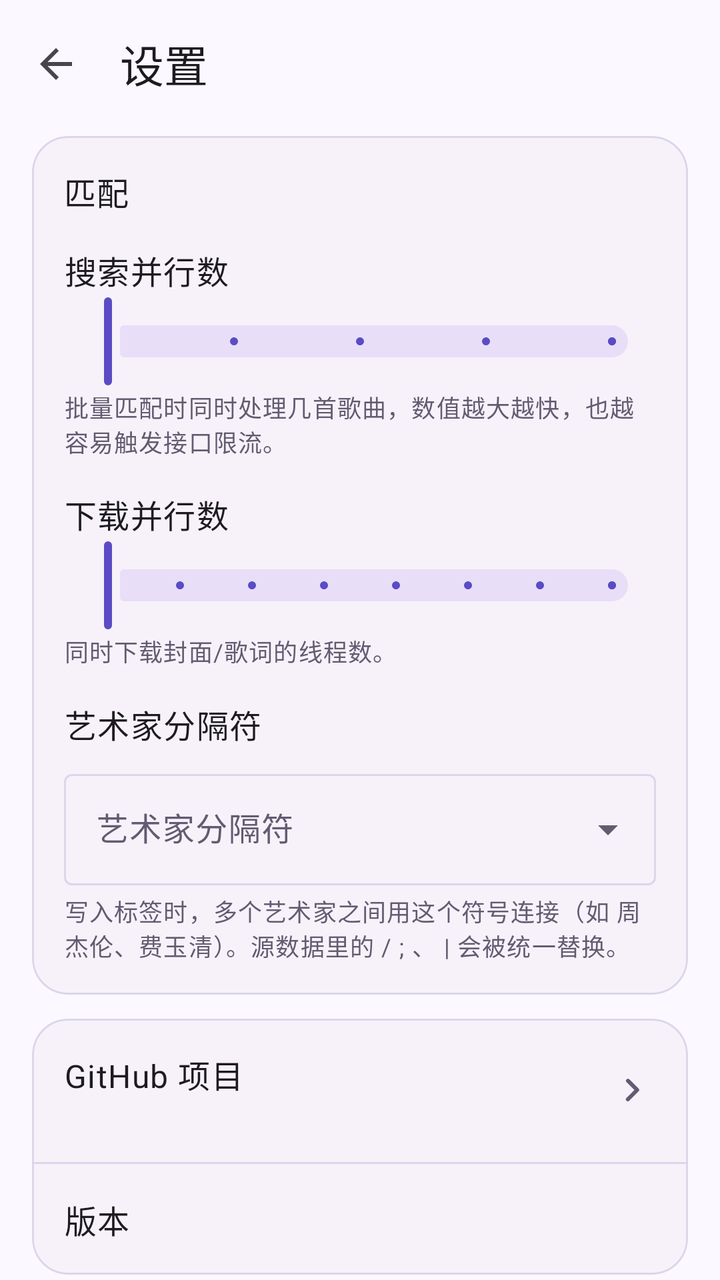
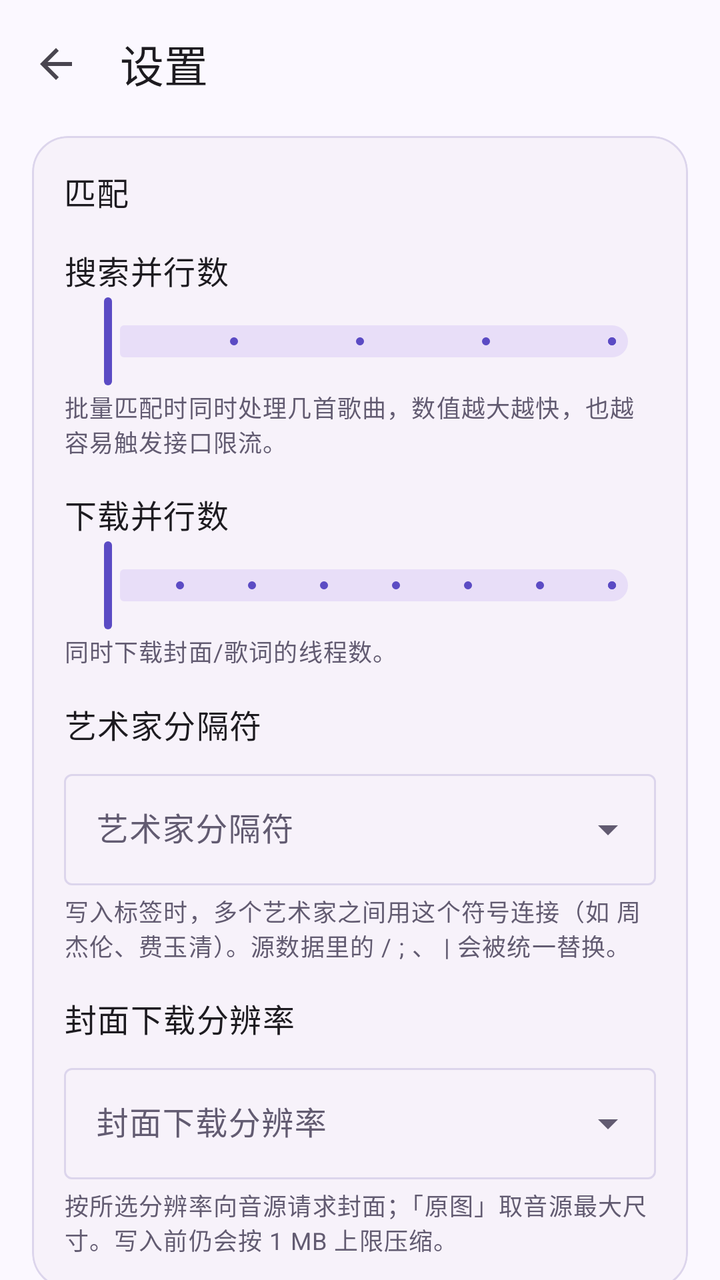

Compare the two renders of this Android layout. The source of the first and the diff that turns it into the second are given below.
<!-- AndroidManifest.xml: application theme Theme.MusicTagger -->
<!-- res/layout/activity_settings.xml -->
<?xml version="1.0" encoding="utf-8"?>
<LinearLayout xmlns:android="http://schemas.android.com/apk/res/android"
    xmlns:app="http://schemas.android.com/apk/res-auto"
    android:layout_width="match_parent"
    android:layout_height="match_parent"
    android:background="?attr/colorSurface"
    android:orientation="vertical">

    <com.google.android.material.appbar.MaterialToolbar
        android:id="@+id/toolbar"
        android:layout_width="match_parent"
        android:layout_height="?attr/actionBarSize"
        app:navigationIcon="?attr/homeAsUpIndicator"
        app:title="@string/settings"
        app:titleTextAppearance="?attr/textAppearanceTitleLarge" />

    <androidx.core.widget.NestedScrollView
        android:layout_width="match_parent"
        android:layout_height="0dp"
        android:layout_weight="1"
        android:clipToPadding="false"
        android:paddingHorizontal="16dp"
        android:paddingBottom="24dp">

        <LinearLayout
            android:layout_width="match_parent"
            android:layout_height="wrap_content"
            android:orientation="vertical">

            <com.google.android.material.card.MaterialCardView
                style="@style/Widget.MusicTagger.Card"
                android:layout_width="match_parent"
                android:layout_height="wrap_content"
                android:layout_marginTop="4dp">

                <LinearLayout
                    android:layout_width="match_parent"
                    android:layout_height="wrap_content"
                    android:orientation="vertical"
                    android:padding="16dp">

                    <TextView
                        android:layout_width="match_parent"
                        android:layout_height="wrap_content"
                        android:text="@string/settings_search_section"
                        android:textAppearance="?attr/textAppearanceTitleMedium" />

                    <TextView
                        android:layout_width="match_parent"
                        android:layout_height="wrap_content"
                        android:layout_marginTop="16dp"
                        android:text="@string/settings_search_threads"
                        android:textAppearance="?attr/textAppearanceBodyLarge" />

                    <com.google.android.material.slider.Slider
                        android:id="@+id/searchThreads"
                        android:layout_width="match_parent"
                        android:layout_height="wrap_content"
                        android:stepSize="1"
                        android:valueFrom="1"
                        android:valueTo="5"
                        app:labelBehavior="floating" />

                    <TextView
                        android:layout_width="match_parent"
                        android:layout_height="wrap_content"
                        android:text="@string/settings_search_threads_hint"
                        android:textAppearance="?attr/textAppearanceBodySmall"
                        android:textColor="@color/text_secondary" />

                    <TextView
                        android:layout_width="match_parent"
                        android:layout_height="wrap_content"
                        android:layout_marginTop="16dp"
                        android:text="@string/settings_download_threads"
                        android:textAppearance="?attr/textAppearanceBodyLarge" />

                    <com.google.android.material.slider.Slider
                        android:id="@+id/downloadThreads"
                        android:layout_width="match_parent"
                        android:layout_height="wrap_content"
                        android:stepSize="1"
                        android:valueFrom="1"
                        android:valueTo="8"
                        app:labelBehavior="floating" />

                    <TextView
                        android:layout_width="match_parent"
                        android:layout_height="wrap_content"
                        android:text="@string/settings_download_threads_hint"
                        android:textAppearance="?attr/textAppearanceBodySmall"
                        android:textColor="@color/text_secondary" />

                    <TextView
                        android:layout_width="match_parent"
                        android:layout_height="wrap_content"
                        android:layout_marginTop="16dp"
                        android:text="@string/settings_artist_separator"
                        android:textAppearance="?attr/textAppearanceBodyLarge" />

                    <com.google.android.material.textfield.TextInputLayout
                        style="@style/Widget.Material3.TextInputLayout.OutlinedBox.ExposedDropdownMenu"
                        android:layout_width="match_parent"
                        android:layout_height="wrap_content"
                        android:layout_marginTop="8dp"
                        android:hint="@string/settings_artist_separator">

                        <com.google.android.material.textfield.MaterialAutoCompleteTextView
                            android:id="@+id/artistSeparator"
                            android:layout_width="match_parent"
                            android:layout_height="wrap_content"
                            android:inputType="none" />
                    </com.google.android.material.textfield.TextInputLayout>

                    <TextView
                        android:layout_width="match_parent"
                        android:layout_height="wrap_content"
                        android:layout_marginTop="4dp"
                        android:text="@string/settings_artist_separator_hint"
                        android:textAppearance="?attr/textAppearanceBodySmall"
                        android:textColor="@color/text_secondary" />
                </LinearLayout>
            </com.google.android.material.card.MaterialCardView>

            <com.google.android.material.card.MaterialCardView
                style="@style/Widget.MusicTagger.Card"
                android:layout_width="match_parent"
                android:layout_height="wrap_content"
                android:layout_marginTop="12dp">

                <LinearLayout
                    android:layout_width="match_parent"
                    android:layout_height="wrap_content"
                    android:orientation="vertical">

                    <LinearLayout
                        android:id="@+id/rowGithub"
                        android:layout_width="match_parent"
                        android:layout_height="wrap_content"
                        android:background="?attr/selectableItemBackground"
                        android:gravity="center_vertical"
                        android:orientation="horizontal"
                        android:paddingHorizontal="16dp"
                        android:paddingVertical="16dp">

                        <LinearLayout
                            android:layout_width="0dp"
                            android:layout_height="wrap_content"
                            android:layout_weight="1"
                            android:orientation="vertical">

                            <TextView
                                android:layout_width="match_parent"
                                android:layout_height="wrap_content"
                                android:text="@string/settings_github"
                                android:textAppearance="?attr/textAppearanceBodyLarge" />

                            <TextView
                                android:id="@+id/githubUrl"
                                android:layout_width="match_parent"
                                android:layout_height="wrap_content"
                                android:textAppearance="?attr/textAppearanceBodySmall"
                                android:textColor="@color/text_secondary" />
                        </LinearLayout>

                        <ImageView
                            android:layout_width="24dp"
                            android:layout_height="24dp"
                            android:contentDescription="@string/settings_github"
                            android:src="@drawable/ic_chevron_right" />
                    </LinearLayout>

                    <View
                        android:layout_width="match_parent"
                        android:layout_height="1dp"
                        android:background="@color/outline" />

                    <LinearLayout
                        android:layout_width="match_parent"
                        android:layout_height="wrap_content"
                        android:gravity="center_vertical"
                        android:orientation="horizontal"
                        android:paddingHorizontal="16dp"
                        android:paddingVertical="16dp">

                        <TextView
                            android:layout_width="0dp"
                            android:layout_height="wrap_content"
                            android:layout_weight="1"
                            android:text="@string/settings_version"
                            android:textAppearance="?attr/textAppearanceBodyLarge" />

                        <TextView
                            android:id="@+id/version"
                            android:layout_width="wrap_content"
                            android:layout_height="wrap_content"
                            android:textAppearance="?attr/textAppearanceBodySmall"
                            android:textColor="@color/text_secondary" />
                    </LinearLayout>
                </LinearLayout>
            </com.google.android.material.card.MaterialCardView>

            <TextView
                android:layout_width="match_parent"
                android:layout_height="wrap_content"
                android:layout_marginTop="16dp"
                android:gravity="center"
                android:text="@string/settings_ai_note"
                android:textAppearance="?attr/textAppearanceBodySmall"
                android:textColor="@color/text_secondary" />
        </LinearLayout>
    </androidx.core.widget.NestedScrollView>
</LinearLayout>
<!-- resources referenced by this layout -->
<resources>
  <color name="outline">#DCD5EC</color>
  <color name="text_secondary">#625B71</color>
  <!-- drawable ic_chevron_right (drawable) -->
  <vector xmlns:android="http://schemas.android.com/apk/res/android"
      android:width="24dp"
      android:height="24dp"
      android:viewportWidth="24"
      android:viewportHeight="24"
      android:tint="@color/text_secondary">
      <path
          android:fillColor="@android:color/white"
          android:pathData="M9.29,6.71a1,1 0,0 0,0 1.41L13.17,12l-3.88,3.88a1,1 0,1 0,1.41 1.41l4.59,-4.59a1,1 0,0 0,0 -1.41L10.7,6.7a1,1 0,0 0,-1.41,0z" />
  </vector>
  <string name="settings">设置</string>
  <string name="settings_ai_note">本项目由 AI 编程助手（DeepSeek）协作完成，详见仓库 README 的「AI 使用说明」。</string>
  <string name="settings_artist_separator">艺术家分隔符</string>
  <string name="settings_artist_separator_hint">写入标签时，多个艺术家之间用这个符号连接（如 周杰伦、费玉清）。源数据里的 / ; 、 | 会被统一替换。</string>
  <string name="settings_download_threads">下载并行数</string>
  <string name="settings_download_threads_hint">同时下载封面/歌词的线程数。</string>
  <string name="settings_github">GitHub 项目</string>
  <string name="settings_search_section">匹配</string>
  <string name="settings_search_threads">搜索并行数</string>
  <string name="settings_search_threads_hint">批量匹配时同时处理几首歌曲，数值越大越快，也越容易触发接口限流。</string>
  <string name="settings_version">版本</string>
  <style name="Widget.MusicTagger.Card" parent="Widget.Material3.CardView.Elevated">
          <item name="cardCornerRadius">18dp</item>
          <item name="cardElevation">0dp</item>
          <item name="strokeWidth">1dp</item>
          <item name="strokeColor">@color/outline</item>
      </style>
  <style name="Theme.MusicTagger" parent="Theme.Material3.DayNight.NoActionBar">
          <item name="colorPrimary">@color/brand_primary</item>
          <item name="colorOnPrimary">@color/brand_on_primary</item>
          <item name="colorPrimaryContainer">@color/brand_container</item>
          <item name="colorOnPrimaryContainer">@color/brand_on_container</item>
          <item name="colorSecondary">@color/brand_secondary</item>
          <item name="colorSurface">@color/surface</item>
          <item name="colorOnSurface">@color/text_primary</item>
          <item name="colorOnSurfaceVariant">@color/text_secondary</item>
          <item name="colorOutline">@color/outline</item>
          <item name="colorSurfaceVariant">@color/surface_variant</item>
          <item name="android:statusBarColor">@color/surface</item>
          <item name="android:navigationBarColor">@color/surface</item>
          <item name="android:windowLightStatusBar">true</item>
          <item name="android:windowLightNavigationBar">true</item>
      </style>
  <color name="brand_primary">#5B4BC4</color>
  <color name="brand_on_primary">#FFFFFF</color>
  <color name="brand_container">#E6E1FF</color>
  <color name="brand_on_container">#1B1149</color>
  <color name="brand_secondary">#0F8A7E</color>
  <color name="surface">#FBF8FF</color>
  <color name="text_primary">#1C1B1F</color>
  <color name="surface_variant">#F2EEF9</color>
</resources>

<!-- the commit's change to res/layout/activity_settings.xml (unified diff, before → after) -->
@@ -117,6 +117,35 @@
                         android:layout_height="wrap_content"
                         android:layout_marginTop="4dp"
                         android:text="@string/settings_artist_separator_hint"
+                        android:textAppearance="?attr/textAppearanceBodySmall"
+                        android:textColor="@color/text_secondary" />
+
+                    <TextView
+                        android:layout_width="match_parent"
+                        android:layout_height="wrap_content"
+                        android:layout_marginTop="16dp"
+                        android:text="@string/settings_cover_size"
+                        android:textAppearance="?attr/textAppearanceBodyLarge" />
+
+                    <com.google.android.material.textfield.TextInputLayout
+                        style="@style/Widget.Material3.TextInputLayout.OutlinedBox.ExposedDropdownMenu"
+                        android:layout_width="match_parent"
+                        android:layout_height="wrap_content"
+                        android:layout_marginTop="8dp"
+                        android:hint="@string/settings_cover_size">
+
+                        <com.google.android.material.textfield.MaterialAutoCompleteTextView
+                            android:id="@+id/coverSize"
+                            android:layout_width="match_parent"
+                            android:layout_height="wrap_content"
+                            android:inputType="none" />
+                    </com.google.android.material.textfield.TextInputLayout>
+
+                    <TextView
+                        android:layout_width="match_parent"
+                        android:layout_height="wrap_content"
+                        android:layout_marginTop="4dp"
+                        android:text="@string/settings_cover_size_hint"
                         android:textAppearance="?attr/textAppearanceBodySmall"
                         android:textColor="@color/text_secondary" />
                 </LinearLayout>
<!-- resource entries referenced after the edit -->
@@ -17,6 +17,8 @@
   <string name="settings_ai_note">本项目由 AI 编程助手（DeepSeek）协作完成，详见仓库 README 的「AI 使用说明」。</string>
   <string name="settings_artist_separator">艺术家分隔符</string>
   <string name="settings_artist_separator_hint">写入标签时，多个艺术家之间用这个符号连接（如 周杰伦、费玉清）。源数据里的 / ; 、 | 会被统一替换。</string>
+  <string name="settings_cover_size">封面下载分辨率</string>
+  <string name="settings_cover_size_hint">按所选分辨率向音源请求封面；「原图」取音源最大尺寸。写入前仍会按 1 MB 上限压缩。</string>
   <string name="settings_download_threads">下载并行数</string>
   <string name="settings_download_threads_hint">同时下载封面/歌词的线程数。</string>
   <string name="settings_github">GitHub 项目</string>
